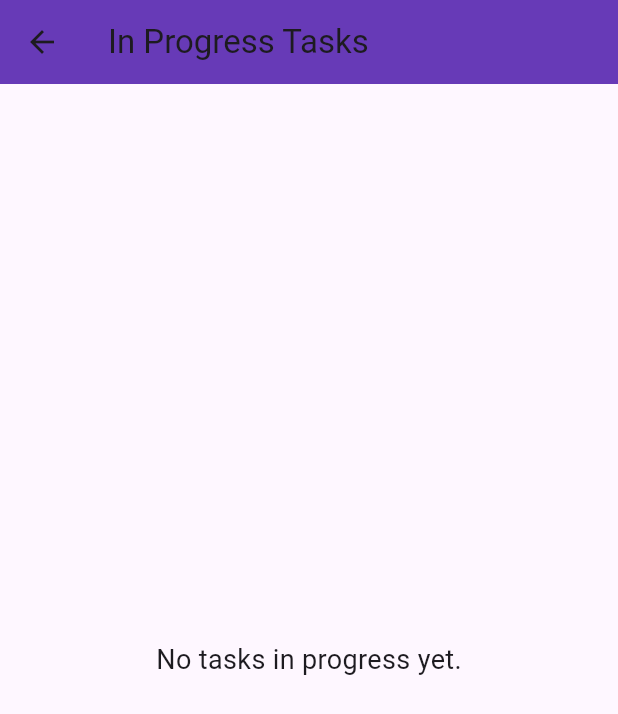
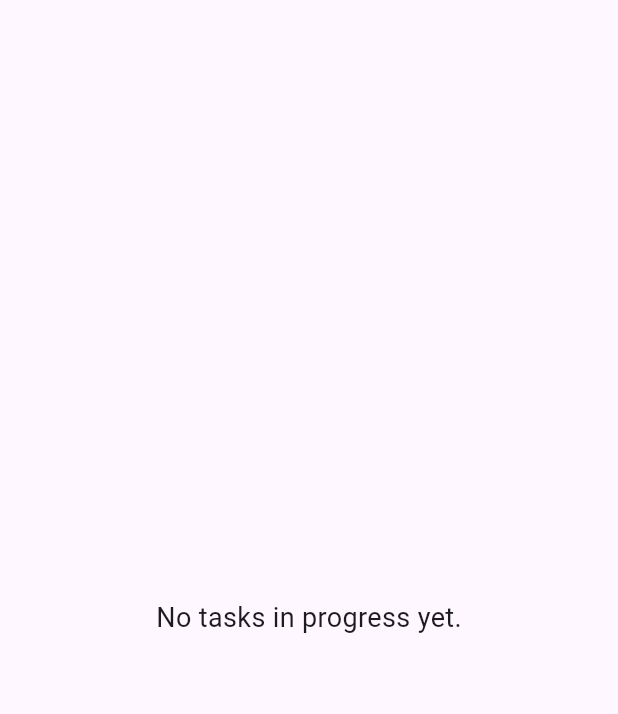
Before and after one commit to MariamAshraf200/GoalMapper, a Flutter app: the InProgressScreen screen opened directly, on a phone screen of 412 x 824 dp. Shown: the top 714 px of the screen. Run offline on Flutter 3.47's test engine with Material 3 defaults, Android fonts, the light colour scheme and no system bars.

Commit message:
TaskCardUI

```diff
--- a/lib/feature/taskHome/presintation/screen/inProgressScreen.dart
+++ b/lib/feature/taskHome/presintation/screen/inProgressScreen.dart
@@ -4,12 +4,9 @@ import 'package:flutter/material.dart';
 class InProgressScreen extends StatelessWidget {
   @override
   Widget build(BuildContext context) {
-    return Scaffold(
-      appBar: AppBar(
-        title: const Text("In Progress Tasks"),
-        backgroundColor: Colors.deepPurple,
-      ),
-      body: const Center(
+    return const Scaffold(
+
+      body: Center(
         child: Text(
           "No tasks in progress yet.",
           style: TextStyle(fontSize: 18.0),
```
